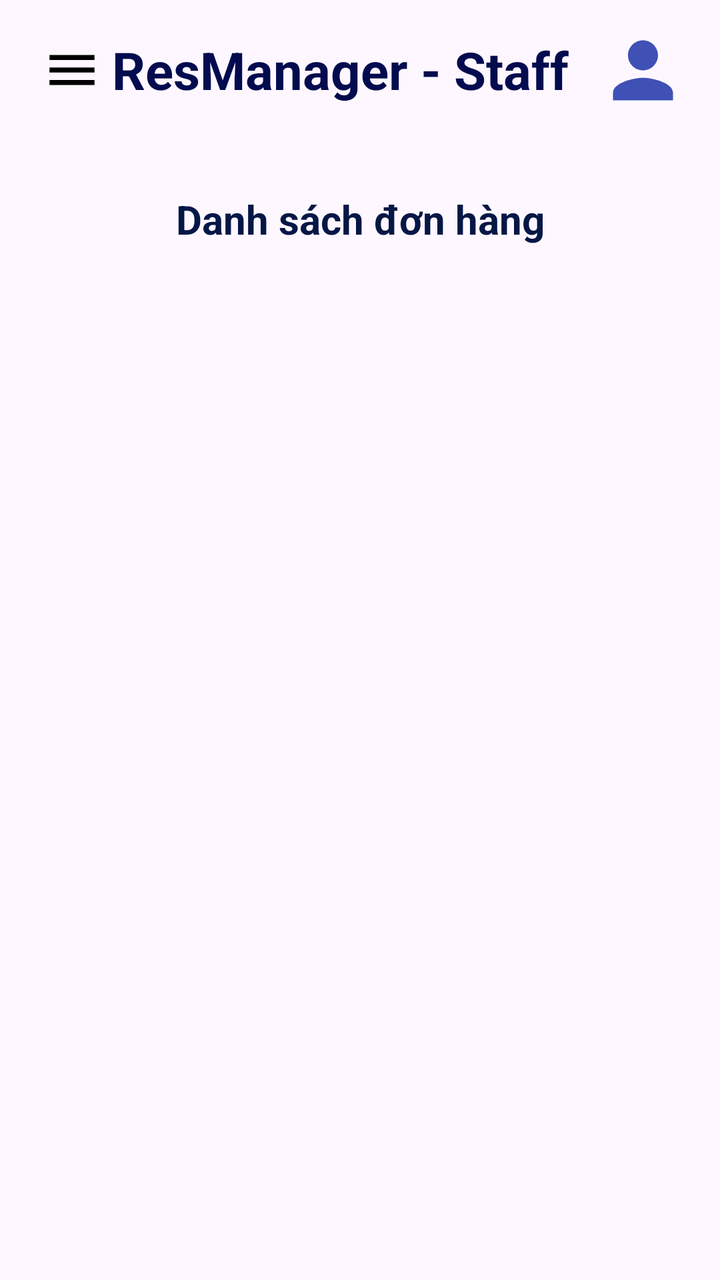
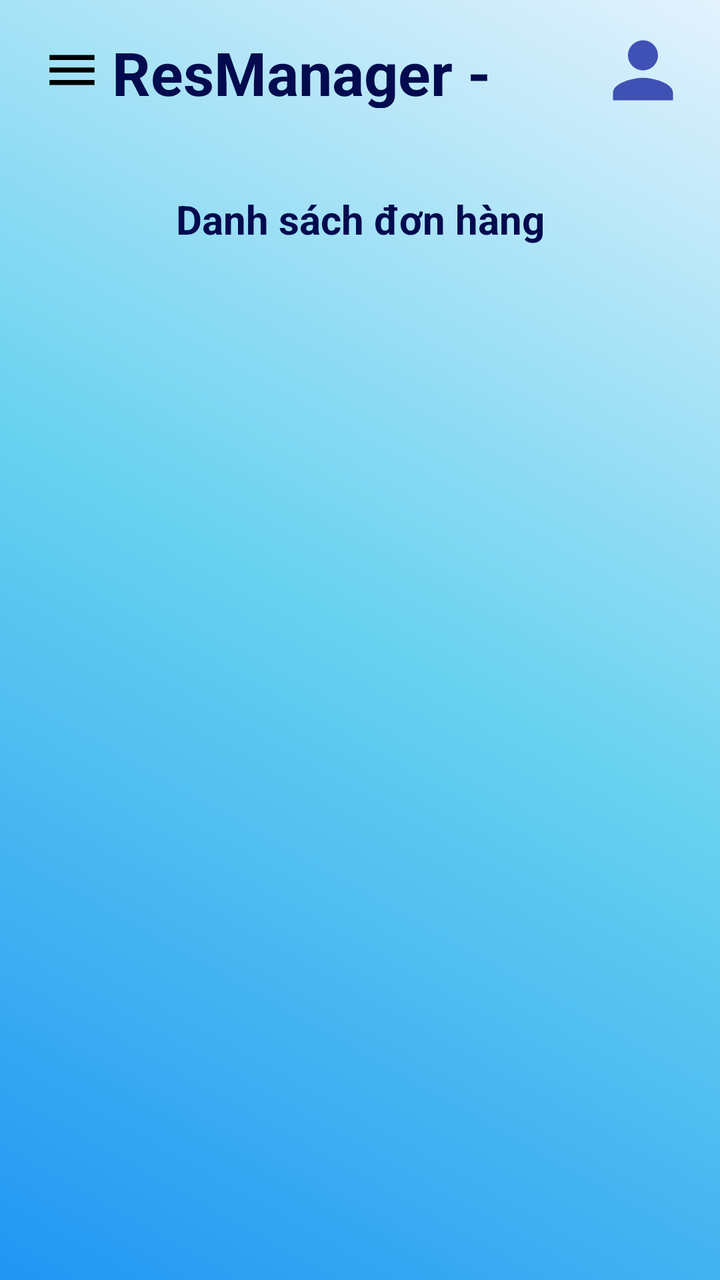

Compare the two renders of this Android layout. The source of the first and the diff that turns it into the second are given below.
<!-- AndroidManifest.xml: application theme Theme.ProjectCK -->
<!-- res/layout/activity_staff_orders.xml -->
<?xml version="1.0" encoding="utf-8"?>
<androidx.drawerlayout.widget.DrawerLayout
    xmlns:android="http://schemas.android.com/apk/res/android"
    xmlns:app="http://schemas.android.com/apk/res-auto"
    xmlns:tools="http://schemas.android.com/tools"
    android:id="@+id/drawerLayout"
    android:layout_width="match_parent"
    android:layout_height="match_parent"
    tools:context=".StaffHomeActivity">

    <androidx.constraintlayout.widget.ConstraintLayout
        android:layout_width="match_parent"
        android:layout_height="match_parent">

        <LinearLayout
            android:id="@+id/topBar"
            android:layout_width="match_parent"
            android:layout_height="70dp"
            android:orientation="horizontal"
            android:padding="16dp"
            android:gravity="center_vertical"
            app:layout_constraintTop_toTopOf="parent"
            tools:ignore="UseCompoundDrawables">

            <ImageView
                android:id="@+id/imgMenu"
                android:layout_width="40dp"
                android:layout_height="40dp"
                android:padding="5dp"
                android:src="@drawable/ic_menu" />

            <TextView
                android:layout_width="0dp"
                android:layout_height="wrap_content"
                android:layout_weight="1"
                android:text="ResManager - Staff"
                android:textStyle="bold"
                android:textSize="26sp"
                android:textColor="#020B4E"
                tools:ignore="HardcodedText" />

            <ImageView
                android:id="@+id/imgProfile"
                android:layout_width="45dp"
                android:layout_height="45dp"
                android:scaleType="fitXY"
                android:src="@drawable/baseline_person_24" />

        </LinearLayout>

        <LinearLayout
            android:layout_width="0dp"
            android:layout_height="0dp"
            android:orientation="vertical"
            android:padding="10dp"
            app:layout_constraintTop_toBottomOf="@id/topBar"
            app:layout_constraintBottom_toBottomOf="parent"
            app:layout_constraintStart_toStartOf="parent"
            app:layout_constraintEnd_toEndOf="parent">

            <TextView
                android:text="Danh sách đơn hàng"
                android:gravity="center"
                android:textStyle="bold"
                android:textColor="#041745"
                android:textSize="20sp"
                android:padding="16dp"
                android:layout_width="match_parent"
                android:layout_height="wrap_content"/>

            <androidx.recyclerview.widget.RecyclerView
                android:id="@+id/recyclerOrders"
                android:layout_width="match_parent"
                android:layout_height="0dp"
                android:layout_weight="1"
                android:padding="5dp" />


        </LinearLayout>

    </androidx.constraintlayout.widget.ConstraintLayout>

    <com.google.android.material.navigation.NavigationView
        android:id="@+id/navView"
        android:layout_width="280dp"
        android:layout_height="match_parent"
        android:layout_gravity="start"
        android:background="@android:color/white"
        app:menu="@menu/staff_drawer_menu"
        app:itemTextAppearance="@style/NavTextStyle" />

</androidx.drawerlayout.widget.DrawerLayout>
<!-- resources referenced by this layout -->
<resources>
  <!-- drawable baseline_person_24 (drawable) -->
  <vector xmlns:android="http://schemas.android.com/apk/res/android" android:height="24dp" android:tint="#3F51B5" android:viewportHeight="24" android:viewportWidth="24" android:width="24dp">
        
      <path android:fillColor="@android:color/white" android:pathData="M12,12c2.21,0 4,-1.79 4,-4s-1.79,-4 -4,-4 -4,1.79 -4,4 1.79,4 4,4zM12,14c-2.67,0 -8,1.34 -8,4v2h16v-2c0,-2.66 -5.33,-4 -8,-4z"/>
      
  </vector>
  <!-- drawable ic_menu (drawable) -->
  <vector xmlns:android="http://schemas.android.com/apk/res/android"
      android:width="24dp"
      android:height="24dp"
      android:viewportWidth="24"
      android:viewportHeight="24">
    <path
        android:fillColor="#FF000000"
        android:pathData="M3,18h18v-2H3v2zM3,13h18v-2H3v2zM3,6v2h18V6H3z"/>
  </vector>
  <style name="NavTextStyle">
          <item name="android:textSize">18sp</item>
          <item name="android:textStyle">bold</item>
          <item name="android:fontFamily">sans-serif-medium</item>
      </style>
  <style name="Theme.ProjectCK" parent="Base.Theme.ProjectCK" />
  <style name="Base.Theme.ProjectCK" parent="Theme.Material3.DayNight.NoActionBar">
          
          
      </style>
</resources>

<!-- the commit's change to res/layout/activity_staff_orders.xml (unified diff, before → after) -->
@@ -6,7 +6,8 @@
     android:id="@+id/drawerLayout"
     android:layout_width="match_parent"
     android:layout_height="match_parent"
-    tools:context=".StaffHomeActivity">
+    tools:context=".StaffHomeActivity"
+    android:background="@drawable/bg_gradient">
 
     <androidx.constraintlayout.widget.ConstraintLayout
         android:layout_width="match_parent"
@@ -34,9 +35,9 @@
                 android:layout_height="wrap_content"
                 android:layout_weight="1"
                 android:text="ResManager - Staff"
+                android:textColor="@color/appname_color"
+                android:textSize="30sp"
                 android:textStyle="bold"
-                android:textSize="26sp"
-                android:textColor="#020B4E"
                 tools:ignore="HardcodedText" />
 
             <ImageView
@@ -62,7 +63,7 @@
                 android:text="Danh sách đơn hàng"
                 android:gravity="center"
                 android:textStyle="bold"
-                android:textColor="#041745"
+                android:textColor="@color/appname_color"
                 android:textSize="20sp"
                 android:padding="16dp"
                 android:layout_width="match_parent"
<!-- resource entries referenced after the edit -->
@@ -1,11 +1,20 @@
 <!-- resources referenced by this layout -->
 <resources>
+  <color name="appname_color">#020B4E</color>
   <!-- drawable baseline_person_24 (drawable) -->
   <vector xmlns:android="http://schemas.android.com/apk/res/android" android:height="24dp" android:tint="#3F51B5" android:viewportHeight="24" android:viewportWidth="24" android:width="24dp">
         
       <path android:fillColor="@android:color/white" android:pathData="M12,12c2.21,0 4,-1.79 4,-4s-1.79,-4 -4,-4 -4,1.79 -4,4 1.79,4 4,4zM12,14c-2.67,0 -8,1.34 -8,4v2h16v-2c0,-2.66 -5.33,-4 -8,-4z"/>
       
   </vector>
+  <!-- drawable bg_gradient (drawable) -->
+  <shape xmlns:android="http://schemas.android.com/apk/res/android">
+      <gradient
+          android:startColor="#2196F3"
+          android:centerColor="#66D1EF"
+          android:endColor="#E3F2FD"
+          android:angle="45"/>
+  </shape>
   <!-- drawable ic_menu (drawable) -->
   <vector xmlns:android="http://schemas.android.com/apk/res/android"
       android:width="24dp"
